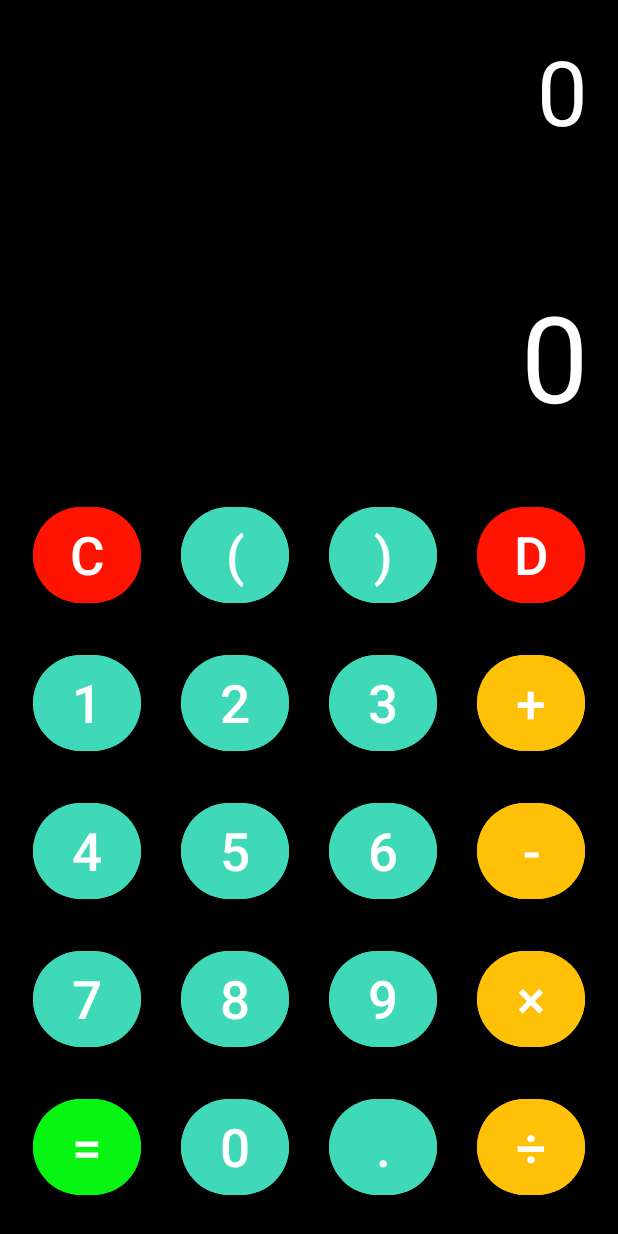
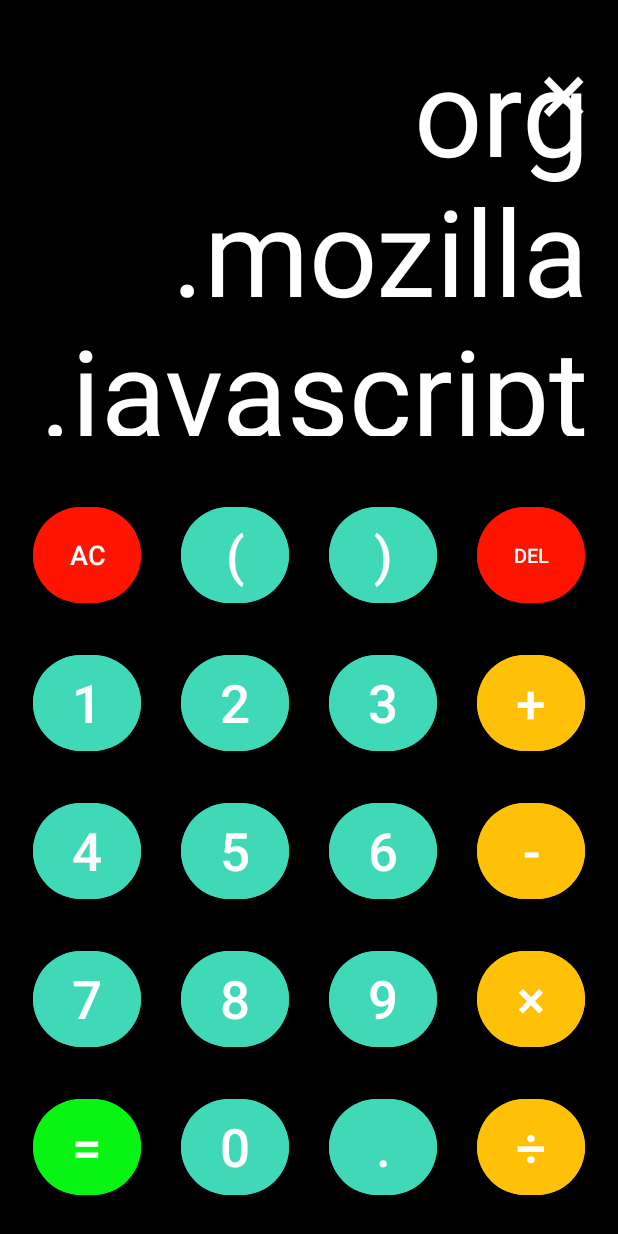
Before and after one commit to FarhanSakhor/Calculator_1910156, an Android app: the screen it shows after launch (MainActivity), after a tap on an icon or button, on a phone screen of 412 x 824 dp. Run offline under Robolectric (Android 15) with nearby library versions, the phone set to English and light mode, and no system bars; 2 other taps on this screen came first.

```diff
--- a/app/build.gradle.kts
+++ b/app/build.gradle.kts
@@ -37,6 +37,7 @@ dependencies {
     implementation(libs.material)
     implementation(libs.activity)
     implementation(libs.constraintlayout)
+    implementation("com.faendir.rhino:rhino-android:1.6.0")
     testImplementation(libs.junit)
     androidTestImplementation(libs.ext.junit)
     androidTestImplementation(libs.espresso.core)
--- a/app/src/main/java/com/example/calculator/MainActivity.java
+++ b/app/src/main/java/com/example/calculator/MainActivity.java
@@ -7,16 +7,16 @@ import android.widget.TextView;
 
 import androidx.activity.EdgeToEdge;
 import androidx.appcompat.app.AppCompatActivity;
-import androidx.core.graphics.Insets;
-import androidx.core.view.ViewCompat;
-import androidx.core.view.WindowInsetsCompat;
+import org.mozilla.javascript.Context;
+import org.mozilla.javascript.Scriptable;
+
 
 public class MainActivity extends AppCompatActivity implements View.OnClickListener{
 
     TextView resultText, solutionText;
     Button but1, but2, but3, but4, but5, but6, but7, but8, but9, but0, butDot;
     Button butPlus, butMinus, butMultiply, butDivision, butEqual;
-    Button butC, butD;
+    Button butAC, butDel;
 
     @Override
     protected void onCreate(Bundle savedInstanceState) {
@@ -42,17 +42,66 @@ public class MainActivity extends AppCompatActivity implements View.OnClickListe
         assignId(butMultiply, R.id.butMultiply);
         assignId(butDivision, R.id.butDivision);
         assignId(butEqual, R.id.butEqual);
-        assignId(butC, R.id.butC);
-        assignId(butD, R.id.butD);
+        assignId(butAC, R.id.butAC);
+        assignId(butDel, R.id.butDel);
     }
 
     @Override
     public void onClick(View v) {
+        Button button = (Button) v;
+        String buttonText= button.getText().toString();
+        String dataToCalculate = solutionText.getText().toString();
 
+        if(buttonText.equals("AC"))
+        {
+            solutionText.setText("");
+            resultText.setText("0");
+            return;
+        }
+        if(buttonText.equals("="))
+        {
+            solutionText.setText(resultText.getText());
+            return;
+        }
+        if(buttonText.equals("DEL"))
+        {
+            dataToCalculate= dataToCalculate.substring(0,dataToCalculate.length()-1);
+        }
+        else {
+            dataToCalculate= dataToCalculate+buttonText;
+        }
+
+        solutionText.setText(dataToCalculate);
+
+        String result= getResult(dataToCalculate);
+
+        if(!result.equals("Error"))
+        {
+            resultText.setText(result);
+        }
     }
     void assignId(Button but, int id)
     {
         but= findViewById(id);
         but.setOnClickListener(this);
     }
+
+    String getResult(String data)
+    {
+        try {
+            Context context= Context.enter();
+            context.setOptimizationLevel(-1);
+            Scriptable scriptable= context.initSafeStandardObjects();
+            String result= context.evaluateString(scriptable, data, "Javascript", 1, null).toString();
+            if (result.endsWith(".0"))
+            {
+                result=result.replace(".0", "");
+            }
+            return result;
+        }catch (Exception e)
+        {
+            return "Error";
+        }
+    }
+
 }
--- a/app/src/main/res/drawable/button_style_general.xml
+++ /dev/null
@@ -1,5 +0,0 @@
-<?xml version="1.0" encoding="utf-8"?>
-<shape xmlns:android="http://schemas.android.com/apk/res/android">
-
-    <corners android:radius="1000dp"/>
-</shape>
--- a/app/src/main/res/layout/activity_main.xml
+++ b/app/src/main/res/layout/activity_main.xml
@@ -12,7 +12,7 @@
         android:layout_width="match_parent"
         android:layout_height="wrap_content"
         android:id="@+id/solutionText"
-        android:text="0"
+        android:text=""
         android:textSize="60dp"
         android:layout_margin="20dp"
         android:textColor="@color/white"
@@ -43,13 +43,13 @@
             android:orientation="horizontal">
 
             <Button
-                android:id="@+id/butC"
+                android:id="@+id/butAC"
                 android:layout_width="72dp"
                 android:layout_height="72dp"
                 android:layout_margin="13dp"
                 android:backgroundTint="@color/red"
-                android:text="C"
-                android:textSize="35sp" />
+                android:text="AC"
+                android:textSize="18sp" />
             <Button
                 android:layout_width="72dp"
                 android:layout_height="72dp"
@@ -71,9 +71,9 @@
                 android:layout_height="72dp"
                 android:layout_margin="13dp"
                 android:backgroundTint="@color/red"
-                android:text="D"
-                android:textSize="35sp"
-                android:id="@+id/butD"/>
+                android:text="DEL"
+                android:textSize="13sp"
+                android:id="@+id/butDel"/>
 
         </LinearLayout>
         <LinearLayout
```
